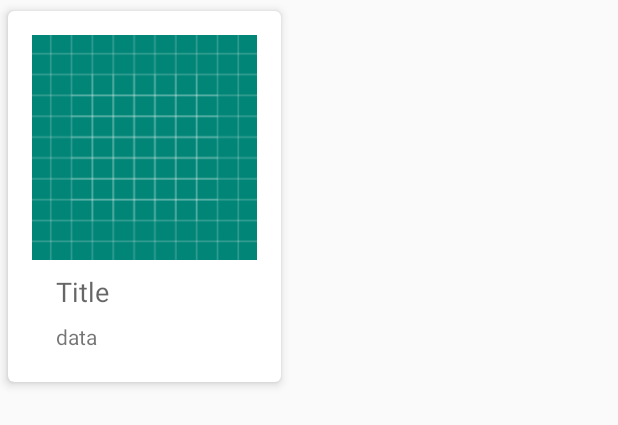
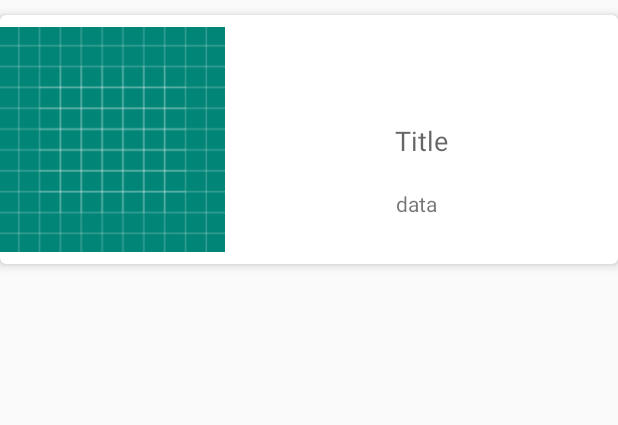
Before and after one commit to patrmus054/FotoFiltry, an Android app: the layout item_list.xml on its own in the app's theme, with its tools: preview values and no code run, on a phone screen of 412 x 824 dp. Shown: the top 425 px of the screen. Run offline under Robolectric (Android 15) with nearby library versions, the phone set to English and light mode, and no system bars.

Commit message:
Add details view

```diff
--- a/app/src/main/AndroidManifest.xml
+++ b/app/src/main/AndroidManifest.xml
@@ -13,9 +13,10 @@
         android:roundIcon="@mipmap/ic_launcher_round"
         android:supportsRtl="true"
         android:theme="@style/AppTheme">
+        <activity android:name=".ui.details.DetailsPhotoActivity"></activity>
         <activity
             android:name=".ui.filter.FilterActivity"
-            android:label="@string/title_activity_filter"></activity>
+            android:label="@string/title_activity_filter" />
         <activity android:name=".ui.home.HomeActivity">
             <intent-filter>
                 <action android:name="android.intent.action.MAIN" />
@@ -23,7 +24,7 @@
                 <category android:name="android.intent.category.LAUNCHER" />
             </intent-filter>
         </activity>
-        <activity android:name=".ui.camera.CameraActivity"></activity>
+        <activity android:name=".ui.camera.CameraActivity" />
     </application>
 
 </manifest>
--- a/app/src/main/java/com/example/fotofiltry/data/PhotoModelRoomDatabase.kt
+++ b/app/src/main/java/com/example/fotofiltry/data/PhotoModelRoomDatabase.kt
@@ -47,7 +47,7 @@ abstract class PhotoModelRoomDatabase : RoomDatabase(){
         }
 
         suspend fun populateDatabase(photoDao: PhotoModelDAO) {
-            photoDao.deleteAll()
+            //photoDao.deleteAll()
 //            photoDao.insert(PhotoModel(0,"photo1","30.04.2020"))
 //            photoDao.insert(PhotoModel(1,"photo2","31.04.2020"))
 //            photoDao.insert(PhotoModel(2,"photo3","29.04.2020"))
--- /dev/null
+++ b/app/src/main/res/drawable/ic_baseline_delete_24.xml
@@ -0,0 +1,5 @@
+<vector android:height="24dp" android:tint="#FFFFFF"
+    android:viewportHeight="24" android:viewportWidth="24"
+    android:width="24dp" xmlns:android="http://schemas.android.com/apk/res/android">
+    <path android:fillColor="@android:color/white" android:pathData="M6,19c0,1.1 0.9,2 2,2h8c1.1,0 2,-0.9 2,-2V7H6v12zM19,4h-3.5l-1,-1h-5l-1,1H5v2h14V4z"/>
+</vector>
--- a/app/src/main/res/layout/item_list.xml
+++ b/app/src/main/res/layout/item_list.xml
@@ -2,10 +2,8 @@
 <layout xmlns:android="http://schemas.android.com/apk/res/android"
     xmlns:app="http://schemas.android.com/apk/res-auto"
     xmlns:tools="http://schemas.android.com/tools">
-
     <data>
         <import type="android.view.View"/>
-
         <variable
             name="PhotoModel"
             type="com.example.fotofiltry.data.PhotoModel"/>
@@ -14,58 +12,53 @@
             type="com.example.fotofiltry.ui.home.HomeItemAdapter.HomeListener"
             />
     </data>
-
     <androidx.cardview.widget.CardView
-        android:layout_width="wrap_content"
+        android:layout_width="match_parent"
         android:layout_height="wrap_content"
         app:cardCornerRadius="4dp"
         app:cardElevation="4dp"
-        app:cardUseCompatPadding="true"
-        app:contentPadding="16dp">
-
+        android:layout_marginTop="10dp"
+        >
         <androidx.constraintlayout.widget.ConstraintLayout
-            android:layout_width="wrap_content"
+            android:layout_width="match_parent"
             android:layout_height="wrap_content"
             android:onClick="@{() -> listener.onItemSelected(PhotoModel)}"
             >
-
             <ImageView
                 android:id="@+id/imageView"
                 android:layout_width="150dp"
                 android:layout_height="150dp"
+                android:layout_marginTop="8dp"
+                android:layout_marginBottom="8dp"
+                android:src="@drawable/ic_launcher_background"
                 app:layout_constraintBottom_toBottomOf="parent"
                 app:layout_constraintStart_toStartOf="parent"
-                android:src="@drawable/ic_launcher_background"
-                android:layout_marginBottom="65dp"/>
-
-
-
+                app:layout_constraintTop_toTopOf="parent" />
             <TextView
                 android:id="@+id/tv_title"
                 android:layout_width="wrap_content"
                 android:layout_height="wrap_content"
-                android:layout_marginStart="16dp"
-                android:layout_marginLeft="16dp"
-                android:layout_marginTop="4dp"
+                android:layout_marginTop="63dp"
                 android:text="Title"
                 android:textAppearance="@style/TextAppearance.AppCompat.Medium"
-                app:layout_constraintBottom_toTopOf="@id/tv_data"
-                app:layout_constraintStart_toStartOf="parent"
-                app:layout_constraintTop_toBottomOf="@+id/imageView" />
-
+                app:layout_constraintBottom_toBottomOf="parent"
+                app:layout_constraintEnd_toEndOf="parent"
+                app:layout_constraintStart_toEndOf="@+id/imageView"
+                app:layout_constraintTop_toTopOf="@+id/imageView"
+                app:layout_constraintVertical_bias="0.0" />
             <TextView
                 android:id="@+id/tv_data"
                 android:layout_width="wrap_content"
                 android:layout_height="wrap_content"
                 android:layout_marginStart="16dp"
-                android:layout_marginLeft="16dp"
-                android:layout_marginTop="4dp"
+                android:layout_marginTop="20dp"
                 android:text="data"
                 app:layout_constraintBottom_toBottomOf="parent"
-                app:layout_constraintStart_toStartOf="parent"
-                app:layout_constraintTop_toBottomOf="@+id/tv_title" />
+                app:layout_constraintEnd_toEndOf="parent"
+                app:layout_constraintHorizontal_bias="0.447"
+                app:layout_constraintStart_toEndOf="@+id/imageView"
+                app:layout_constraintTop_toBottomOf="@+id/tv_title"
+                app:layout_constraintVertical_bias="0.0" />
         </androidx.constraintlayout.widget.ConstraintLayout>
-
-
     </androidx.cardview.widget.CardView>
 </layout>
```
Also changed, not shown: app/src/main/java/com/example/fotofiltry/data/PhotoModelDAO.kt (+7 -0 lines), app/src/main/java/com/example/fotofiltry/data/PhotoRepository.kt (+7 -0 lines), app/src/main/java/com/example/fotofiltry/ui/details/DetailsPhotoActivity.kt (added, +81 -0 lines), app/src/main/java/com/example/fotofiltry/ui/details/DetailsViewModel.kt (added, +43 -0 lines), app/src/main/java/com/example/fotofiltry/ui/home/HomeActivity.kt (+15 -11 lines), app/src/main/java/com/example/fotofiltry/ui/home/HomeItemAdapter.kt (+7 -1 lines), app/src/main/res/layout/activity_details_photo.xml (added, +78 -0 lines), app/src/main/res/menu/toolbar_delete.xml (added, +8 -0 lines).
